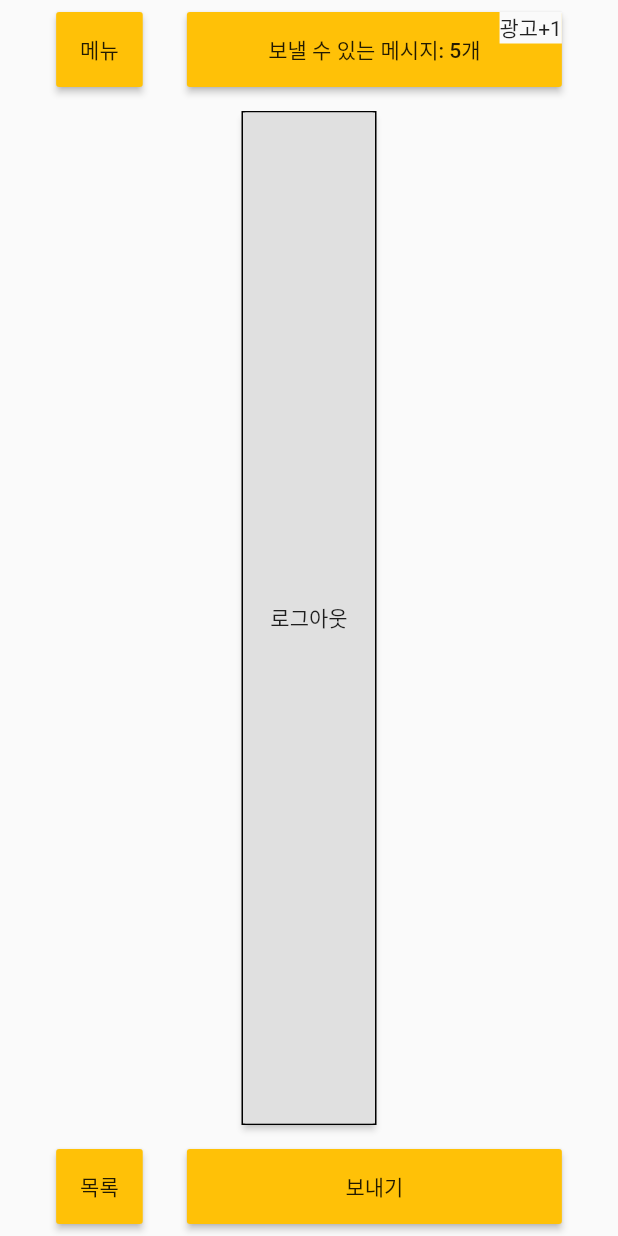
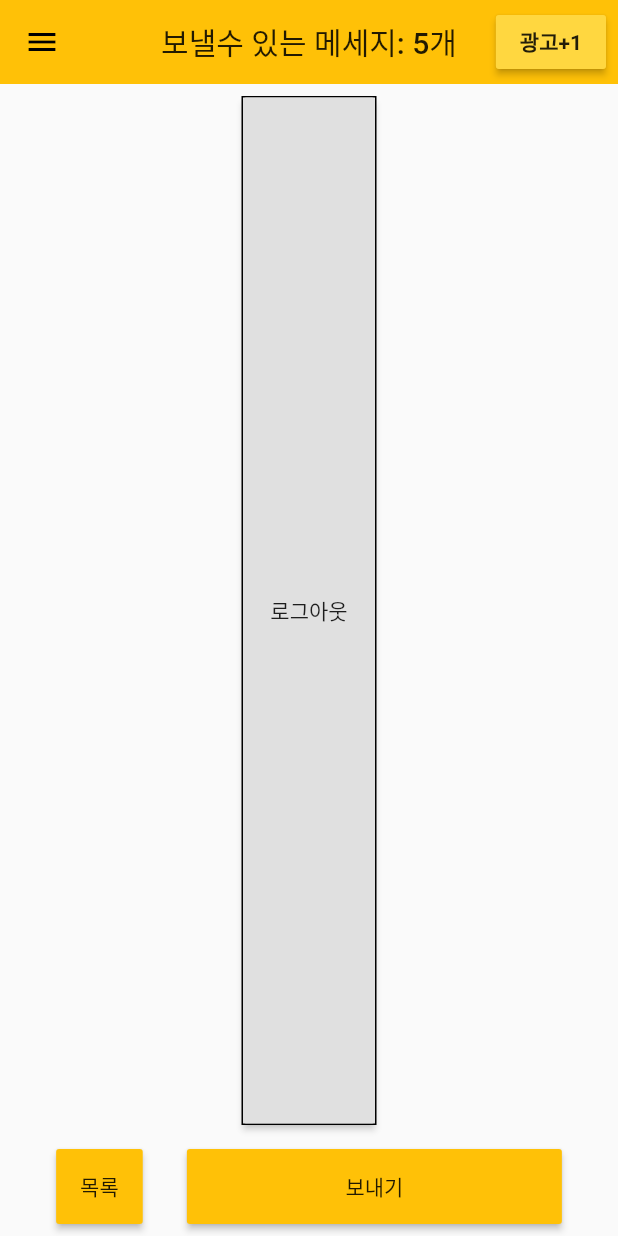
Before and after one commit to oaojjj/anony-chat, a Flutter app: the MainPage screen opened by its route, on a phone screen of 412 x 824 dp. Run offline on Flutter 3.47's test engine with Material 2 defaults, Android fonts, the light colour scheme and no system bars; our stand-ins replace firebase_auth, firebase_core, firebase_database, flutter_spinkit, image_picker; accounts and stored records are empty.

Commit message:
feat: 프로필 수정 구현, 코드 리팩토링

```diff
--- a/lib/model/dao/user.dart
+++ /dev/null
@@ -1,38 +0,0 @@
-class User {
-  String sex;
-  String region;
-  String university;
-  String studentCardImage;
-  String birthYear;
-  int studentID;
-  bool isNotMeetingSameUniversity;
-  bool isNotMeetingPhoneList;
-
-  User(
-      {this.sex='남자',
-      this.region,
-      this.university,
-      this.studentCardImage,
-      this.birthYear,
-      this.studentID,
-      this.isNotMeetingSameUniversity=false,
-      this.isNotMeetingPhoneList=false});
-
-  @override
-  String toString() {
-    return 'sex:' +
-        sex +
-        '\nbirthYear:' +
-        birthYear+
-        '\nregion:' +
-        region +
-        '\nuniversity:' +
-        university +
-        '\nstudentID:' +
-        studentID.toString() +
-        '\nisNotMeetingSameUniversity:' +
-        isNotMeetingSameUniversity.toString() +
-        '\nisNotMeetingPhoneList:' +
-        isNotMeetingPhoneList.toString();
-  }
-}
--- a/lib/routes.dart
+++ b/lib/routes.dart
@@ -1,4 +1,5 @@
 import 'package:anony_chat/ui/view/home/main_home_page.dart';
+import 'package:anony_chat/ui/view/home/profile_page.dart';
 import 'package:anony_chat/ui/view/intro/intro_page.dart';
 import 'package:anony_chat/ui/view/intro/register_page.dart';
 import 'package:anony_chat/ui/view/intro/student_card_certification_page.dart';
@@ -14,4 +15,5 @@ final routes = {
   '/register': (BuildContext context) => RegisterPage(),
   '/stdCardCertification': (BuildContext context) => SCCertification(),
   '/main': (BuildContext context) => MainPage(),
+  '/profile': (BuildContext context) => ProfilePage(),
 };
--- a/lib/ui/view/home/main_home_page.dart
+++ b/lib/ui/view/home/main_home_page.dart
@@ -1,3 +1,4 @@
+import 'package:anony_chat/model/member_info_model.dart';
 import 'package:firebase_auth/firebase_auth.dart';
 import 'package:flutter/material.dart';
 
@@ -15,56 +16,64 @@ class _MainPageState extends State<MainPage> {
     final Size size = MediaQuery.of(context).size;
     return SafeArea(
       child: Scaffold(
+        drawer: Drawer(
+          child: ListView(
+            children: [
+              ListTile(
+                leading: Icon(Icons.account_circle, size: 28.0),
+                title: Text('내 프로필', style: TextStyle(fontSize: 20.0)),
+                onTap: () => {Navigator.pushNamed(context, '/profile')},
+              ),
+              ListTile(
+                leading: Icon(Icons.report, size: 28.0),
+                title: Text('신고 내역', style: TextStyle(fontSize: 20.0)),
+                onTap: () {
+                },
+              ),
+              ListTile(
+                leading: Icon(Icons.store, size: 28.0),
+                title: Text('아이템 상점', style: TextStyle(fontSize: 20.0)),
+                onTap: () {},
+              ),
+              ListTile(
+                leading: Icon(Icons.settings, size: 28.0),
+                title: Text('서비스 정보', style: TextStyle(fontSize: 20.0)),
+                onTap: () {},
+              )
+            ],
+          ),
+        ),
+        appBar: AppBar(
+          title: Text('보낼수 있는 메세지: $n개'),
+          centerTitle: true,
+          elevation: 0.0,
+          actions: [
+            Padding(
+              padding: const EdgeInsets.all(8.0),
+              child: Center(
+                child: ButtonTheme(
+                  buttonColor: Colors.amberAccent,
+                  minWidth: 72.0,
+                  child: RaisedButton(
+                      child: Text('광고+1',
+                          style: TextStyle(fontWeight: FontWeight.bold)),
+                      onPressed: () {}),
+                ),
+              ),
+            ),
+          ],
+        ),
         body: Container(
           child: Column(
             mainAxisAlignment: MainAxisAlignment.end,
             children: [
-              Padding(
-                padding: const EdgeInsets.all(8.0),
-                child: Row(
-                  mainAxisAlignment: MainAxisAlignment.spaceEvenly,
-                  children: [
-                    ButtonTheme(
-                        height: 50.0,
-                        minWidth: 50.0,
-                        child:
-                            RaisedButton(child: Text('메뉴'), onPressed: () {})),
-                    Stack(
-                      textDirection: TextDirection.ltr,
-                      children: [
-                        // 글씨를 도저히 왼쪽으로 못보내겠음
-                        ButtonTheme(
-                          height: 50.0,
-                          minWidth: 250.0,
-                          child: RaisedButton(
-                            onPressed: () {},
-                            child: Text('보낼 수 있는 메시지: $n개',
-                                textAlign: TextAlign.left),
-                          ),
-                        ),
-                        Positioned(
-                          right: 0,
-                          child: Material(
-                            child: InkWell(
-                              onTap: () {},
-                              child: Text('광고+$nn'),
-                            ),
-                          ),
-                        ),
-                      ],
-                    )
-                  ],
-                ),
-              ),
               Expanded(
                 child: Padding(
                   padding: const EdgeInsets.all(8.0),
                   child: Container(
                     child: RaisedButton(
-                      child: Text('로그아웃'),
-                        onPressed: (){
-                      FirebaseAuth.instance.signOut();
-                    }),
+                        child: Text('로그아웃'),
+                        onPressed: () => FirebaseAuth.instance.signOut()),
                     decoration:
                         BoxDecoration(border: Border.all(color: Colors.black)),
                   ),
--- a/lib/ui/view/intro/terms_of_service_page.dart
+++ b/lib/ui/view/intro/terms_of_service_page.dart
@@ -73,8 +73,7 @@ class _TermsOfServicePageState extends State<TermsOfServicePage> {
             ),
           ),
           BottomButton(
-              onPressed: _tda.isRequiredChecked()
-                  ? () => {
+              onPressed: _tda.isRequiredChecked() ? () => {
                         Navigator.push(
                             context,
                             MaterialPageRoute(
--- a/lib/ui/widget/bottom_button.dart
+++ b/lib/ui/widget/bottom_button.dart
@@ -3,6 +3,7 @@ import 'package:flutter/material.dart';
 class BottomButton extends StatelessWidget {
   final VoidCallback onPressed;
   final String text;
+  final Color color;
 
   @override
   Widget build(BuildContext context) {
@@ -12,7 +13,7 @@ class BottomButton extends StatelessWidget {
         child: ButtonTheme(
           minWidth: double.infinity,
           height: 50.0,
-          buttonColor: Colors.amberAccent,
+          buttonColor: color,
           child: RaisedButton(
             child: Text(text, style: TextStyle(fontSize: 24)),
             onPressed: onPressed,
@@ -22,5 +23,5 @@ class BottomButton extends StatelessWidget {
     );
   }
 
-  BottomButton({@required this.onPressed,@required this.text});
+  BottomButton({this.onPressed, this.text, this.color = Colors.amberAccent});
 }
--- a/pubspec.yaml
+++ b/pubspec.yaml
@@ -33,7 +33,8 @@ dependencies:
   image_picker: ^0.6.7+4 #갤러리에서 사진 불러오는 패키지
   firebase_auth: ^0.18.0+1 #파이어베이스 인증
   firebase_database: ^4.0.0 #파이어베이스 realtime database
-
+  flutter_spinkit: ^4.1.2+1 #로딩위젯
+  async: ^2.3.0 #캐쉬
 
 dev_dependencies:
   flutter_test:
```
Also changed, not shown: lib/model/dao/member.dart (added, +89 -0 lines), lib/model/member_info_model.dart (added, +75 -0 lines), lib/model/register_model.dart (deleted, +0 -24 lines), lib/ui/view/home/profile_page.dart (added, +217 -0 lines), lib/ui/view/intro/register_page.dart (+58 -35 lines), lib/ui/widget/loading.dart (added, +17 -0 lines), pubspec.lock.
